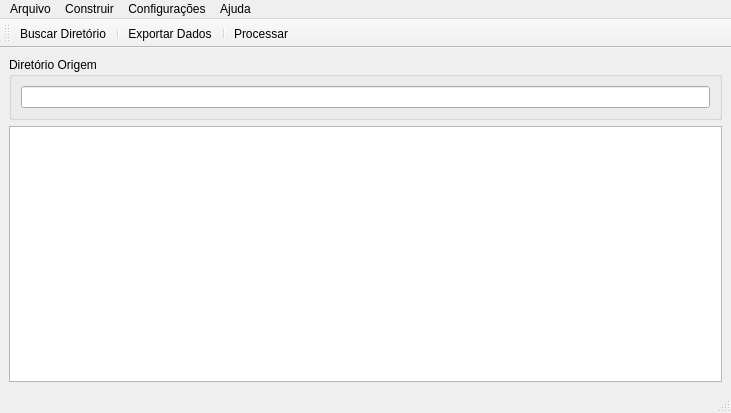
Above: mainwindow.ui from OtavioPellicano/Gerador-indicadores-smp before the change. Below: the same form after it.
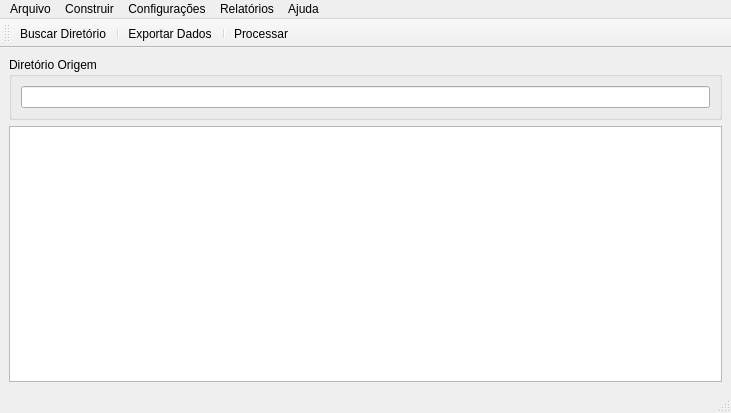
That is the form after the change. Icons and pictures are not drawn.

Diff of the .ui file:
```diff
--- a/mainwindow.ui
+++ b/mainwindow.ui
@@ -73,9 +73,17 @@
     <addaction name="separator"/>
     <addaction name="actionProcessar"/>
    </widget>
+   <widget class="QMenu" name="menuRelat_rios">
+    <property name="title">
+     <string>Relatórios</string>
+    </property>
+    <addaction name="actionMedianas_Down"/>
+    <addaction name="actionMedianas_Up"/>
+   </widget>
    <addaction name="menuArquivo"/>
    <addaction name="menuConstruir"/>
    <addaction name="menuConfigura_es"/>
+   <addaction name="menuRelat_rios"/>
    <addaction name="menuAjuda"/>
   </widget>
   <widget class="QStatusBar" name="statusbar"/>
```
Left out of the diff: 10 changed lines with no effect on the pictures.
